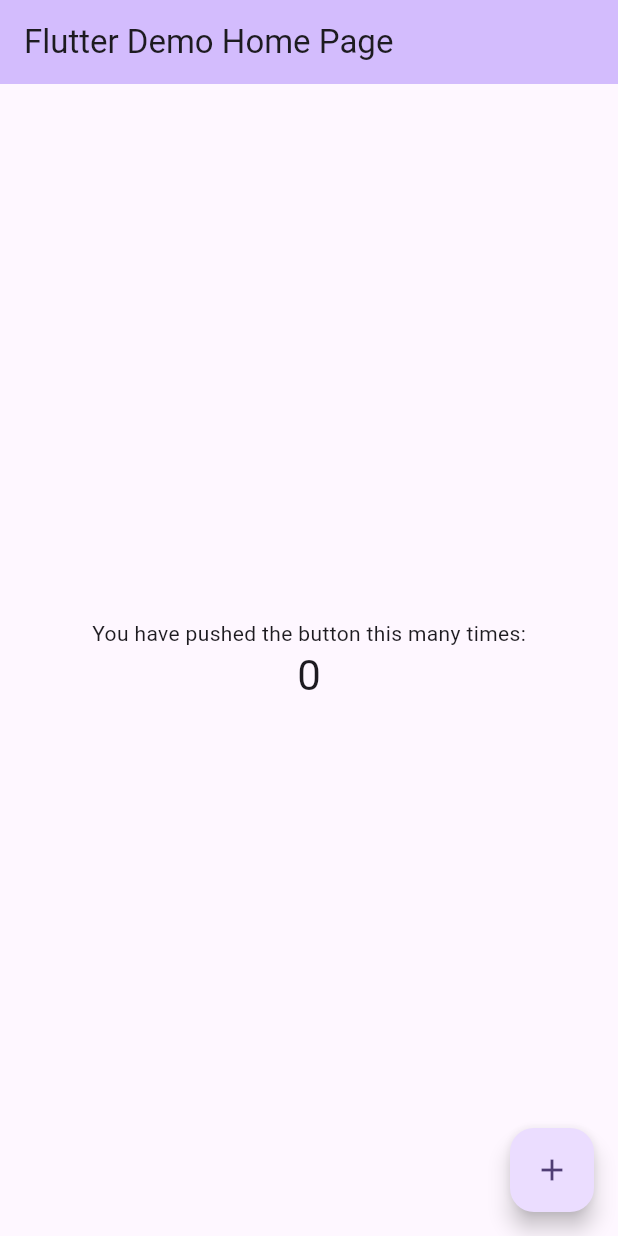
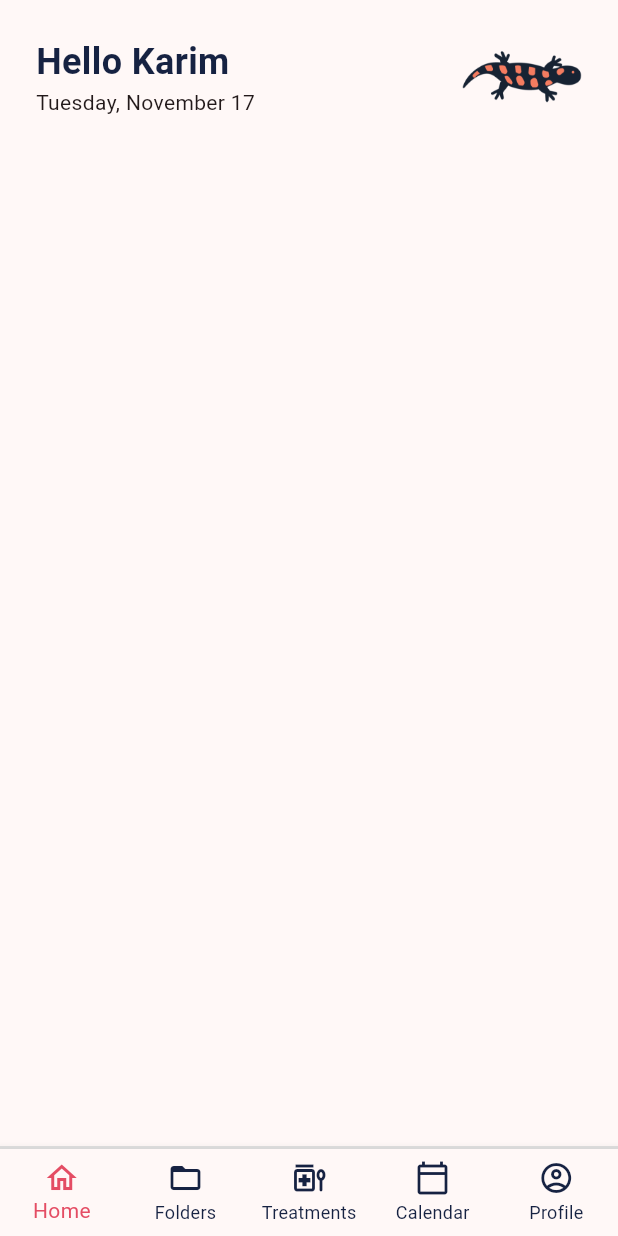
Before and after one commit to SpeedCode210/Heloderma, a Flutter app: the screen it shows after launch, on a phone screen of 412 x 824 dp. Run offline on Flutter 3.47's test engine with Material 3 defaults, Android fonts, the phone set to English and light mode, and no system bars.

Commit message:
Set up main screen navigation

```diff
--- /dev/null
+++ b/lib/colors.dart
@@ -0,0 +1,4 @@
+import 'package:flutter/material.dart';
+
+const Color darkPink = Color(0xFFE44D64);
+const Color darkBlue = Color(0xFF162242);
--- a/lib/main.dart
+++ b/lib/main.dart
@@ -1,4 +1,6 @@
 import 'package:flutter/material.dart';
+import 'package:heloderma/screens/main_screen.dart';
+import 'package:heloderma/colors.dart' as HelodermaColors;
 
 void main() {
   runApp(const MyApp());
@@ -7,116 +9,14 @@ void main() {
 class MyApp extends StatelessWidget {
   const MyApp({super.key});
 
-  // This widget is the root of your application.
   @override
   Widget build(BuildContext context) {
     return MaterialApp(
-      title: 'Flutter Demo',
+      title: 'Heloderma',
       theme: ThemeData(
-        // This is the theme of your application.
-        //
-        // TRY THIS: Try running your application with "flutter run". You'll see
-        // the application has a purple toolbar. Then, without quitting the app,
-        // try changing the seedColor in the colorScheme below to Colors.green
-        // and then invoke "hot reload" (save your changes or press the "hot
-        // reload" button in a Flutter-supported IDE, or press "r" if you used
-        // the command line to start the app).
-        //
-        // Notice that the counter didn't reset back to zero; the application
-        // state is not lost during the reload. To reset the state, use hot
-        // restart instead.
-        //
-        // This works for code too, not just values: Most code changes can be
-        // tested with just a hot reload.
-        colorScheme: .fromSeed(seedColor: Colors.deepPurple),
+        colorScheme: .fromSeed(seedColor: HelodermaColors.darkPink),
       ),
-      home: const MyHomePage(title: 'Flutter Demo Home Page'),
+      home: const MainScreen(),
     );
   }
 }
-
-class MyHomePage extends StatefulWidget {
-  const MyHomePage({super.key, required this.title});
-
-  // This widget is the home page of your application. It is stateful, meaning
-  // that it has a State object (defined below) that contains fields that affect
-  // how it looks.
-
-  // This class is the configuration for the state. It holds the values (in this
-  // case the title) provided by the parent (in this case the App widget) and
-  // used by the build method of the State. Fields in a Widget subclass are
-  // always marked "final".
-
-  final String title;
-
-  @override
-  State<MyHomePage> createState() => _MyHomePageState();
-}
-
-class _MyHomePageState extends State<MyHomePage> {
-  int _counter = 0;
-
-  void _incrementCounter() {
-    setState(() {
-      // This call to setState tells the Flutter framework that something has
-      // changed in this State, which causes it to rerun the build method below
-      // so that the display can reflect the updated values. If we changed
-      // _counter without calling setState(), then the build method would not be
-      // called again, and so nothing would appear to happen.
-      _counter++;
-    });
-  }
-
-  @override
-  Widget build(BuildContext context) {
-    // This method is rerun every time setState is called, for instance as done
-    // by the _incrementCounter method above.
-    //
-    // The Flutter framework has been optimized to make rerunning build methods
-    // fast, so that you can just rebuild anything that needs updating rather
-    // than having to individually change instances of widgets.
-    return Scaffold(
-      appBar: AppBar(
-        // TRY THIS: Try changing the color here to a specific color (to
-        // Colors.amber, perhaps?) and trigger a hot reload to see the AppBar
-        // change color while the other colors stay the same.
-        backgroundColor: Theme.of(context).colorScheme.inversePrimary,
-        // Here we take the value from the MyHomePage object that was created by
-        // the App.build method, and use it to set our appbar title.
-        title: Text(widget.title),
-      ),
-      body: Center(
-        // Center is a layout widget. It takes a single child and positions it
-        // in the middle of the parent.
-        child: Column(
-          // Column is also a layout widget. It takes a list of children and
-          // arranges them vertically. By default, it sizes itself to fit its
-          // children horizontally, and tries to be as tall as its parent.
-          //
-          // Column has various properties to control how it sizes itself and
-          // how it positions its children. Here we use mainAxisAlignment to
-          // center the children vertically; the main axis here is the vertical
-          // axis because Columns are vertical (the cross axis would be
-          // horizontal).
-          //
-          // TRY THIS: Invoke "debug painting" (choose the "Toggle Debug Paint"
-          // action in the IDE, or press "p" in the console), to see the
-          // wireframe for each widget.
-          mainAxisAlignment: .center,
-          children: [
-            const Text('You have pushed the button this many times:'),
-            Text(
-              '$_counter',
-              style: Theme.of(context).textTheme.headlineMedium,
-            ),
-          ],
-        ),
-      ),
-      floatingActionButton: FloatingActionButton(
-        onPressed: _incrementCounter,
-        tooltip: 'Increment',
-        child: const Icon(Icons.add),
-      ),
-    );
-  }
-}
--- /dev/null
+++ b/lib/screens/homepage.dart
@@ -0,0 +1,41 @@
+import 'package:flutter/material.dart';
+import 'package:intl/intl.dart';
+import 'package:heloderma/styles.dart' as Styles;
+class HomePage extends StatefulWidget {
+  const HomePage({super.key});
+  @override
+  State<HomePage> createState() => _homePageState();
+}
+
+class _homePageState extends State<HomePage> {
+  String username = 'Karim';
+  late DateTime now;
+
+  @override
+  void initState() {
+    super.initState();
+    now = DateTime.now();
+  }
+
+  @override
+  Widget build(BuildContext context) {
+    return Column(
+      children: [
+        Row(
+          children: [
+            Expanded(
+              child: Column(
+	        crossAxisAlignment: CrossAxisAlignment.start,
+                children: [
+                  Text('Hello $username', style: Styles.H1),
+                  Text(DateFormat('EEEE, MMMM dd').format(now)),
+                ],
+              ),
+            ),
+            Image(image: AssetImage('assets/heloderma.png'), width: 80),
+          ],
+        ),
+      ],
+    );
+  }
+}
--- /dev/null
+++ b/lib/screens/main_screen.dart
@@ -0,0 +1,76 @@
+import 'package:flutter/material.dart';
+import 'package:heloderma/colors.dart' as HelodermaColors;
+import 'package:heloderma/screens/homepage.dart';
+
+class MainScreen extends StatefulWidget {
+  const MainScreen({super.key});
+
+  @override
+  State<MainScreen> createState() => _mainScreenState();
+}
+
+class _mainScreenState extends State<MainScreen> {
+  int _selectedIndex = 0;
+
+  static const List<Widget> _widgetOptions = <Widget>[
+    const HomePage(),
+    Text('Folders'),
+    Text('Treatments'),
+    Text('Calendar'),
+    Text('Profile'),
+  ];
+
+  @override
+  Widget build(BuildContext context) {
+    return Scaffold(
+      body: Column(
+        crossAxisAlignment: CrossAxisAlignment.stretch,
+        children: [
+          Expanded(
+            child: Container(
+              padding: EdgeInsets.all(24),
+              child: _widgetOptions.elementAt(_selectedIndex),
+              decoration: BoxDecoration(
+                border: Border(
+                  bottom: BorderSide(color: Colors.grey[300]!, width: 2),
+                ),
+              ),
+            ),
+          ),
+        ],
+      ),
+      bottomNavigationBar: BottomNavigationBar(
+        items: const <BottomNavigationBarItem>[
+          BottomNavigationBarItem(
+            icon: Icon(Icons.home_outlined),
+            label: 'Home',
+          ),
+          BottomNavigationBarItem(
+            icon: Icon(Icons.folder_open),
+            label: 'Folders',
+          ),
+          BottomNavigationBarItem(
+            icon: Icon(Icons.medication_liquid_sharp),
+            label: 'Treatments',
+          ),
+          BottomNavigationBarItem(
+            icon: Icon(Icons.calendar_today_outlined),
+            label: 'Calendar',
+          ),
+          BottomNavigationBarItem(
+            icon: Icon(Icons.account_circle_outlined),
+            label: 'Profile',
+          ),
+        ],
+        currentIndex: _selectedIndex,
+        selectedItemColor: HelodermaColors.darkPink,
+        unselectedItemColor: HelodermaColors.darkBlue,
+        showUnselectedLabels: true,
+        onTap: (index) => setState(() {
+          _selectedIndex = index;
+        }),
+        type: BottomNavigationBarType.fixed,
+      ),
+    );
+  }
+}
--- /dev/null
+++ b/lib/styles.dart
@@ -0,0 +1,3 @@
+import 'package:flutter/material.dart';
+import 'package:heloderma/colors.dart';
+const TextStyle H1 = TextStyle(fontSize: 24, fontWeight: FontWeight.w700, color: darkBlue);
--- a/pubspec.yaml
+++ b/pubspec.yaml
@@ -1,5 +1,5 @@
 name: heloderma
-description: "A new Flutter project."
+description: "A mobile app to keep track of medical records, appointments and medication."
 # The following line prevents the package from being accidentally published to
 # pub.dev using `flutter pub publish`. This is preferred for private packages.
 publish_to: 'none' # Remove this line if you wish to publish to pub.dev
@@ -34,6 +34,7 @@ dependencies:
   # The following adds the Cupertino Icons font to your application.
   # Use with the CupertinoIcons class for iOS style icons.
   cupertino_icons: ^1.0.8
+  intl: ^0.20.3
 
 dev_dependencies:
   flutter_test:
@@ -56,6 +57,8 @@ flutter:
   # included with your application, so that you can use the icons in
   # the material Icons class.
   uses-material-design: true
+  assets:
+    - assets/heloderma.png
 
   # To add assets to your application, add an assets section, like this:
   # assets:
```
Also changed, not shown: assets/heloderma.png (added).
